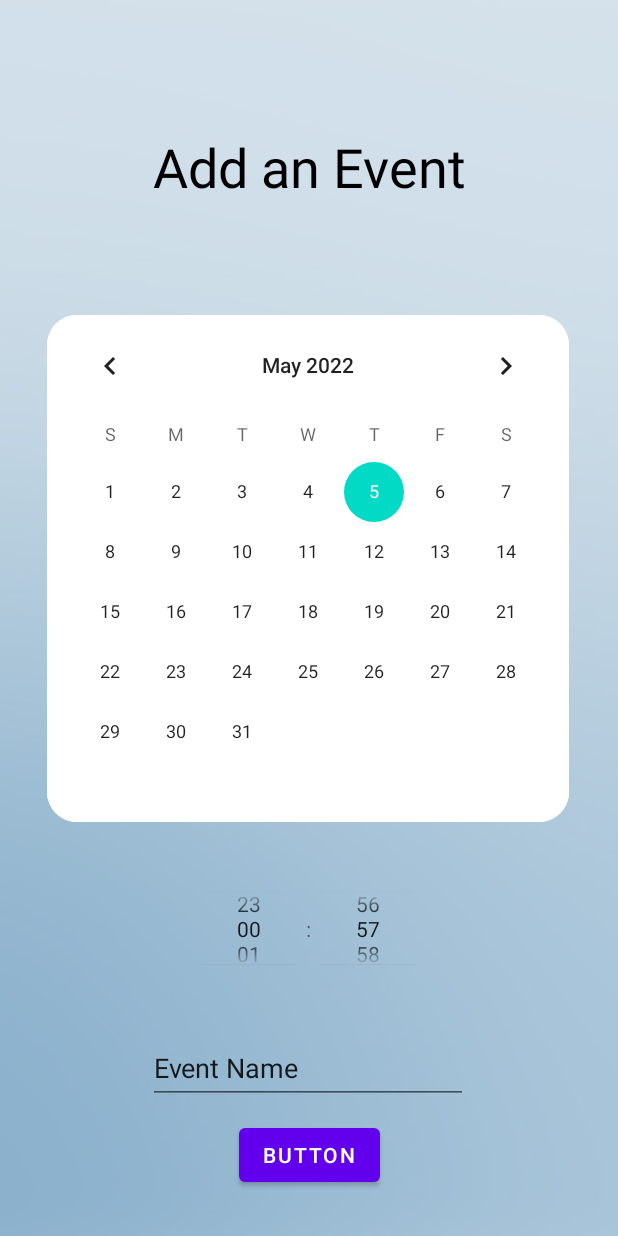
After one commit to sunnayterzi/reHeimer, an Android app: the AddEventActivity screen opened directly, with no data from a screen before it, on a phone screen of 412 x 824 dp. The commit adds this screen. Run offline under Robolectric (Android 15) with nearby library versions, the phone set to English and light mode, and no system bars; our stand-ins replace Firebase (no records; nobody signed in at launch, a user with empty details on screens opened directly).

Commit message:
added addEventActivity

```diff
--- a/app/src/main/AndroidManifest.xml
+++ b/app/src/main/AndroidManifest.xml
@@ -9,6 +9,9 @@
         android:roundIcon="@mipmap/ic_launcher_round"
         android:supportsRtl="true"
         android:theme="@style/Theme.Reheimer2">
+        <activity
+            android:name=".AddEventActivity"
+            android:exported="false" />
         <activity
             android:name=".GamesActivity"
             android:exported="false" />
--- /dev/null
+++ b/app/src/main/java/com/example/reheimer2/AddEventActivity.java
@@ -0,0 +1,71 @@
+package com.example.reheimer2;
+
+import androidx.annotation.NonNull;
+import androidx.appcompat.app.AppCompatActivity;
+
+import android.content.Intent;
+import android.os.Bundle;
+import android.view.View;
+import android.widget.Button;
+import android.widget.CalendarView;
+import android.widget.TextView;
+import android.widget.TimePicker;
+
+import com.google.firebase.auth.FirebaseAuth;
+import com.google.firebase.auth.FirebaseUser;
+import com.google.firebase.database.DatabaseReference;
+import com.google.firebase.database.FirebaseDatabase;
+
+
+
+public class AddEventActivity extends AppCompatActivity {
+    private CalendarView calendarView;
+    private FirebaseAuth mAuth;
+    private FirebaseDatabase mDatabase;
+    private String selectedDate;
+    private String selectedTime;
+    private DatabaseReference mDBRef;
+    private TimePicker picker;
+    private Button addEventBtn;
+    private TextView eventContext;
+
+    @Override
+    protected void onCreate(Bundle savedInstanceState) {
+        super.onCreate(savedInstanceState);
+        setContentView(R.layout.activity_add_event);
+
+        picker=(TimePicker)findViewById(R.id.datePicker1);
+        picker.setIs24HourView(true);
+        calendarView = (CalendarView) findViewById(R.id.calendarView);
+        addEventBtn = (Button) findViewById(R.id.addEventBtn);
+        eventContext = (TextView) findViewById(R.id.eventNameInput);
+
+        calendarView.setOnDateChangeListener(new CalendarView.OnDateChangeListener() {
+            @Override
+            public void onSelectedDayChange(@NonNull CalendarView calendarView, int i, int i1, int i2) {
+                selectedDate = i2+ "/" + (i1 + 1) + "/" + i;
+            }
+        });
+
+        picker.setOnTimeChangedListener(new TimePicker.OnTimeChangedListener() {
+            @Override
+            public void onTimeChanged(TimePicker timePicker, int i, int i1) {
+                selectedTime = i + ":" + i1;
+            }
+        });
+
+
+        //TODO add cancel button for this activity
+        addEventBtn.setOnClickListener(new View.OnClickListener() {
+            @Override
+            public void onClick(View view) {
+                FirebaseUser currentUser = mAuth.getCurrentUser();
+                SingleEvent singleEvent = new SingleEvent(selectedDate,eventContext.getText().toString(),selectedTime);
+                mDBRef = FirebaseDatabase.getInstance().getReference("Events");
+                DatabaseReference eventChild = mDBRef.child(currentUser.getUid().toString());
+                eventChild.child("eventList").setValue(singleEvent);
+                startActivity(new Intent(AddEventActivity.this,ReminderActivity.class));
+            }
+        });
+    }
+}
--- a/app/src/main/java/com/example/reheimer2/ReminderActivity.java
+++ b/app/src/main/java/com/example/reheimer2/ReminderActivity.java
@@ -6,25 +6,16 @@ import androidx.appcompat.app.AppCompatActivity;
 import android.content.Intent;
 import android.os.Bundle;
 import android.view.MenuItem;
+import android.view.View;
+import android.widget.Button;
 import android.widget.CalendarView;
-import android.widget.TextView;
 
 import com.google.android.material.bottomnavigation.BottomNavigationView;
-import com.google.firebase.auth.FirebaseAuth;
-import com.google.firebase.database.DataSnapshot;
-import com.google.firebase.database.DatabaseError;
-import com.google.firebase.database.DatabaseReference;
-import com.google.firebase.database.FirebaseDatabase;
-import com.google.firebase.database.ValueEventListener;
 
 public class ReminderActivity extends AppCompatActivity {
 
     BottomNavigationView bottomNavigationView;
     private CalendarView calendarView;
-    private TextView myDate;
-    private FirebaseAuth mAuth;
-    private FirebaseDatabase mDatabase;
-
 
     @Override
     protected void onCreate(Bundle savedInstanceState) {
@@ -32,17 +23,15 @@ public class ReminderActivity extends AppCompatActivity {
         setContentView(R.layout.activity_reminder);
 
         calendarView = (CalendarView) findViewById(R.id.calendarV);
-        myDate = (TextView) findViewById(R.id.savedDate);
+        Button addEventBtn = (Button) findViewById(R.id.calendar_button);
 
-
-        // Method to save the selected date in the calendar
-        calendarView.setOnDateChangeListener(new CalendarView.OnDateChangeListener() {
+        addEventBtn.setOnClickListener(new View.OnClickListener() {
             @Override
-            public void onSelectedDayChange(@NonNull CalendarView calendarView, int i, int i1, int i2) {
-                String date =  i2+ "/" + (i1 + 1) + "/" + i;
-                myDate.setText(date);
+            public void onClick(View view) {
+                startActivity(new Intent(ReminderActivity.this,AddEventActivity.class));
             }
         });
+
 
         bottomNavigationView=findViewById(R.id.bottom_navigator);
         bottomNavigationView.setSelectedItemId(R.id.nav_reminder);
--- /dev/null
+++ b/app/src/main/res/layout/activity_add_event.xml
@@ -0,0 +1,73 @@
+<?xml version="1.0" encoding="utf-8"?>
+<androidx.constraintlayout.widget.ConstraintLayout xmlns:android="http://schemas.android.com/apk/res/android"
+    xmlns:app="http://schemas.android.com/apk/res-auto"
+    xmlns:tools="http://schemas.android.com/tools"
+    android:layout_width="match_parent"
+    android:layout_height="match_parent"
+    android:background="@drawable/background"
+    tools:context=".AddEventActivity">
+
+
+    <TextView
+        android:id="@+id/addEventTitle"
+        android:layout_width="wrap_content"
+        android:layout_height="wrap_content"
+        android:layout_marginTop="32dp"
+        android:layout_marginBottom="20dp"
+        android:text="@string/add_an_event"
+        android:textColor="@color/black"
+        android:textSize="36sp"
+        app:layout_constraintBottom_toTopOf="@+id/calendarView"
+        app:layout_constraintEnd_toEndOf="parent"
+        app:layout_constraintStart_toStartOf="parent"
+        app:layout_constraintTop_toTopOf="parent" />
+
+    <CalendarView
+        android:id="@+id/calendarView"
+        android:layout_width="wrap_content"
+        android:layout_height="wrap_content"
+        android:layout_marginBottom="4dp"
+        android:background="@drawable/bg_calen"
+        app:layout_constraintBottom_toTopOf="@+id/datePicker1"
+        app:layout_constraintEnd_toEndOf="parent"
+        app:layout_constraintHorizontal_bias="0.491"
+        app:layout_constraintStart_toStartOf="parent" />
+
+    <TimePicker
+        android:id="@+id/datePicker1"
+        android:layout_width="185dp"
+        android:layout_height="82dp"
+        android:layout_marginTop="30dp"
+        android:timePickerMode="spinner"
+        app:layout_constraintEnd_toEndOf="parent"
+        app:layout_constraintStart_toStartOf="parent"
+        app:layout_constraintTop_toBottomOf="@+id/calendarView" />
+
+    <EditText
+        android:id="@+id/eventNameInput"
+        android:layout_width="wrap_content"
+        android:layout_height="wrap_content"
+        android:layout_marginTop="20dp"
+        android:ems="10"
+        android:inputType="textPersonName"
+        android:minHeight="48dp"
+        android:text="Event Name"
+        app:layout_constraintBottom_toBottomOf="parent"
+        app:layout_constraintEnd_toEndOf="parent"
+        app:layout_constraintHorizontal_bias="0.497"
+        app:layout_constraintStart_toStartOf="parent"
+        app:layout_constraintTop_toBottomOf="@+id/datePicker1"
+        app:layout_constraintVertical_bias="0.086" />
+
+    <Button
+        android:id="@+id/addEventBtn"
+        android:layout_width="wrap_content"
+        android:layout_height="wrap_content"
+        android:layout_marginTop="10dp"
+        android:layout_marginBottom="30dp"
+        android:text="@string/button"
+        app:layout_constraintBottom_toBottomOf="parent"
+        app:layout_constraintEnd_toEndOf="parent"
+        app:layout_constraintStart_toStartOf="parent"
+        app:layout_constraintTop_toBottomOf="@+id/eventNameInput" />
+</androidx.constraintlayout.widget.ConstraintLayout>
--- a/app/src/main/res/layout/activity_reminder.xml
+++ b/app/src/main/res/layout/activity_reminder.xml
@@ -41,28 +41,16 @@
         </CalendarView>
     </androidx.constraintlayout.widget.ConstraintLayout>
 
-    <TextView
-        android:id="@+id/savedDate"
-        android:layout_width="wrap_content"
-        android:layout_height="wrap_content"
-        android:layout_marginTop="10dp"
-        android:text="@string/select_a_date"
-        android:textSize="25sp"
-        app:layout_constraintBottom_toTopOf="@+id/calendar_button"
-        app:layout_constraintEnd_toEndOf="parent"
-        app:layout_constraintStart_toStartOf="parent"
-        app:layout_constraintTop_toBottomOf="@+id/constraintLayout" />
-
     <Button
         android:id="@+id/calendar_button"
         android:layout_width="wrap_content"
         android:layout_height="wrap_content"
-        android:layout_marginTop="80dp"
-        android:text="@string/save_the_date"
+        android:layout_marginTop="24dp"
+        android:text="@string/add_an_event"
         app:layout_constraintEnd_toEndOf="parent"
+        app:layout_constraintHorizontal_bias="0.503"
         app:layout_constraintStart_toStartOf="parent"
         app:layout_constraintTop_toBottomOf="@+id/constraintLayout" />
-
 
     <com.google.android.material.bottomnavigation.BottomNavigationView
         android:id="@+id/bottom_navigator"
--- a/app/src/main/res/values/strings.xml
+++ b/app/src/main/res/values/strings.xml
@@ -3,5 +3,6 @@
     <string name="event_reminder">Event Reminder</string>
     <string name="save_the_date">Save The Date</string>
     <string name="pick_a_date">Pick a date</string>
-    <string name="select_a_date">Select a Date </string>
+    <string name="add_an_event">Add an Event</string>
+    <string name="button">Button</string>
 </resources>
```
